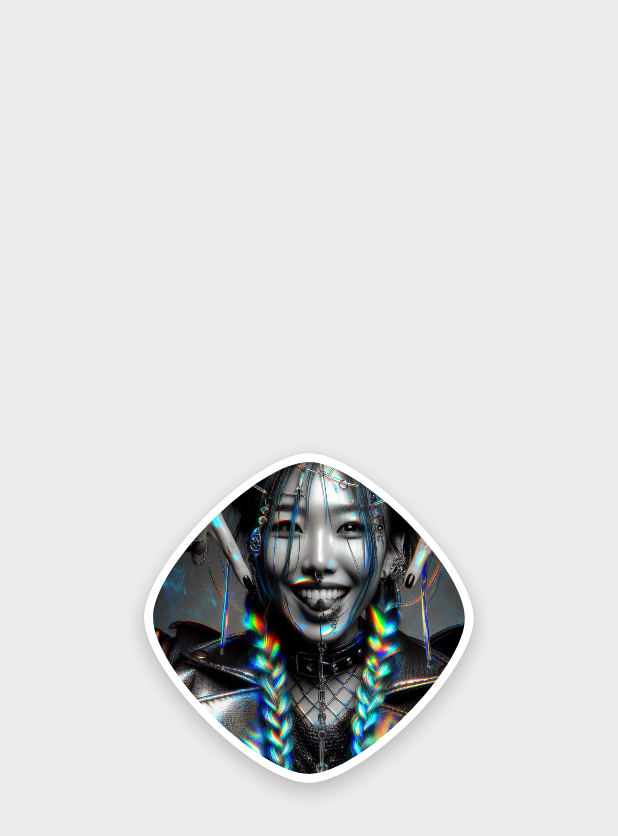
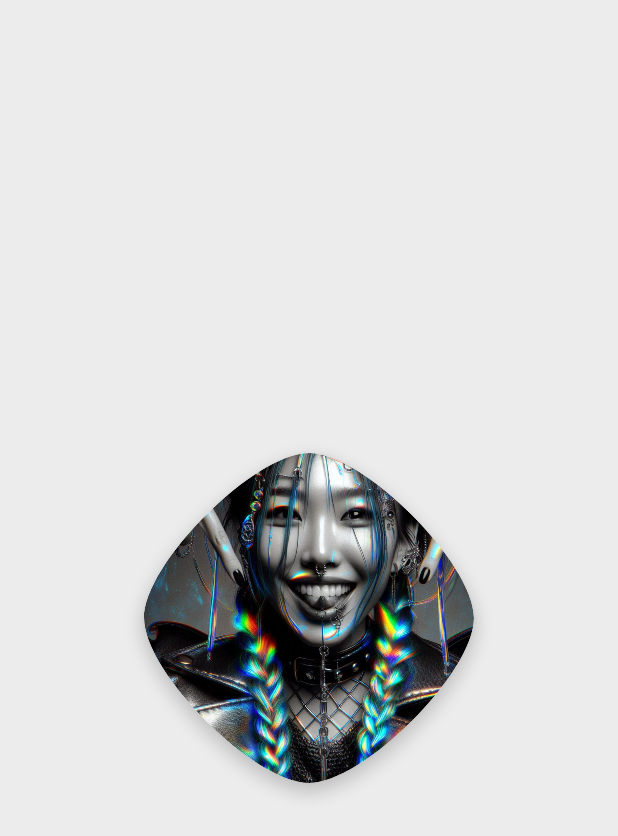
Before and after one commit to JumpingKeyCaps/BulgedComposeShaper, an Android app built with Jetpack Compose: the screen it shows after launch (MainActivity), on a phone screen of 412 x 824 dp. Shown: the top 836 px of the screen. Run offline under Robolectric (Android 15) with nearby library versions, the phone set to English and light mode, and no system bars.

Commit message:
feature(main/): Minor settings tweak to capture screenshots.

```diff
--- a/app/src/main/java/com/lebaillyapp/bulgedcomposeshaper/MainActivity.kt
+++ b/app/src/main/java/com/lebaillyapp/bulgedcomposeshaper/MainActivity.kt
@@ -1,13 +1,19 @@
 package com.lebaillyapp.bulgedcomposeshaper
 
+import android.graphics.BitmapFactory
 import android.os.Bundle
 import androidx.activity.ComponentActivity
 import androidx.activity.compose.setContent
 import androidx.activity.enableEdgeToEdge
 import androidx.compose.foundation.background
+import androidx.compose.foundation.layout.Arrangement
 import androidx.compose.foundation.layout.Box
+import androidx.compose.foundation.layout.Column
+import androidx.compose.foundation.layout.Spacer
 import androidx.compose.foundation.layout.fillMaxSize
+import androidx.compose.foundation.layout.height
 import androidx.compose.foundation.layout.padding
+import androidx.compose.foundation.layout.size
 import androidx.compose.material3.Scaffold
 import androidx.compose.material3.Slider
 import androidx.compose.material3.Text
@@ -74,12 +80,12 @@ class MainActivity : ComponentActivity() {
                        // 1 - Simple use demo
                      //  BulgedShapeDemo(modifier = Modifier.align(Alignment.Center))
                        // 2 - Animated demo
-                       BulgedAnimShapeDemo(modifier = Modifier.align(Alignment.Center))
+                     //  BulgedAnimShapeDemo(modifier = Modifier.align(Alignment.Center))
                        // 3 - Animated demo with idle mode
-                 //      BulgedAnimFullDemo(modifier = Modifier.align(Alignment.Center))
+                     BulgedAnimFullDemo(modifier = Modifier.align(Alignment.Center))
 
                        // 4 - Animated demo blob
-                /**
+                       /**
                        val context = LocalContext.current
                        val imageBitmap: ImageBitmap = remember {
                            BitmapFactory.decodeResource(context.resources, R.drawable.demopic).asImageBitmap()
@@ -136,7 +142,7 @@ class MainActivity : ComponentActivity() {
                            )
                        }
 
-                    */
+                       */
 
 
 
--- a/app/src/main/java/com/lebaillyapp/bulgedcomposeshaper/demo/BulgedShapeDemo.kt
+++ b/app/src/main/java/com/lebaillyapp/bulgedcomposeshaper/demo/BulgedShapeDemo.kt
@@ -47,7 +47,7 @@ fun BulgedShapeDemo(modifier: Modifier = Modifier) {
     val context = LocalContext.current
 
     val imageBitmap: ImageBitmap = remember {
-        BitmapFactory.decodeResource(context.resources, R.drawable.demopic).asImageBitmap()
+        BitmapFactory.decodeResource(context.resources, R.drawable.demopic2).asImageBitmap()
     }
 
     var cornerRadiusDp by remember { mutableStateOf(111f) }
```
